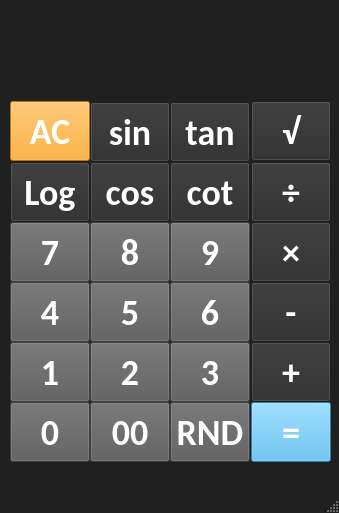
Qt form 17/mainwindow.ui (dehmovlaei/PyLearn) before a commit.
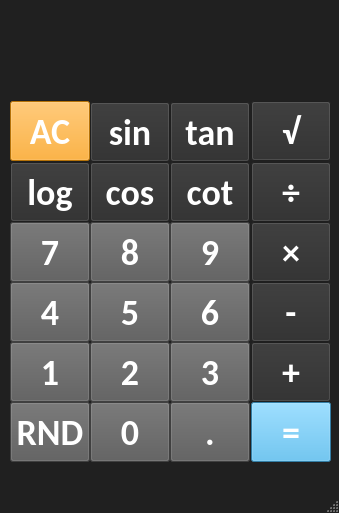
The same form after that commit.

Patch:
```diff
--- a/17/mainwindow.ui
+++ b/17/mainwindow.ui
@@ -1770,7 +1770,7 @@
    <widget class="QPushButton" name="btn0">
     <property name="geometry">
      <rect>
-      <x>10</x>
+      <x>90</x>
       <y>402</y>
       <width>80</width>
       <height>60</height>
@@ -2107,7 +2107,7 @@
 }</string>
     </property>
     <property name="text">
-     <string>Log</string>
+     <string>log</string>
     </property>
     <property name="iconSize">
      <size>
@@ -4097,7 +4097,7 @@
    <widget class="QPushButton" name="btn00">
     <property name="geometry">
      <rect>
-      <x>90</x>
+      <x>170</x>
       <y>402</y>
       <width>80</width>
       <height>60</height>
@@ -4255,7 +4255,7 @@
 }</string>
     </property>
     <property name="text">
-     <string>00</string>
+     <string>.</string>
     </property>
     <property name="iconSize">
      <size>
@@ -4276,7 +4276,7 @@
    <widget class="QPushButton" name="btnRND">
     <property name="geometry">
      <rect>
-      <x>170</x>
+      <x>10</x>
       <y>402</y>
       <width>80</width>
       <height>60</height>
```
Left out of the diff: 2 changed lines with no effect on the pictures.
